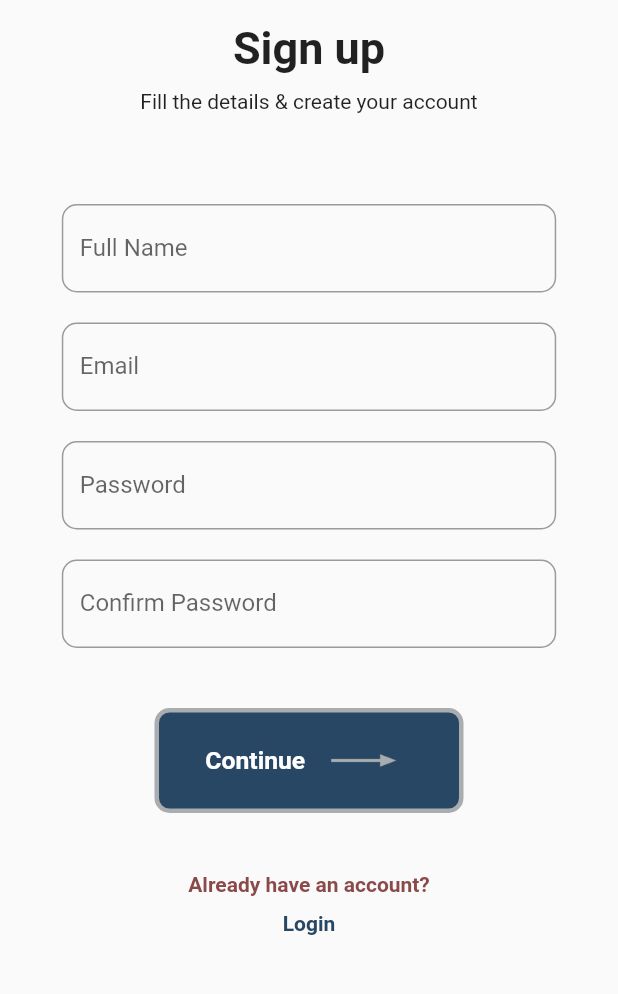
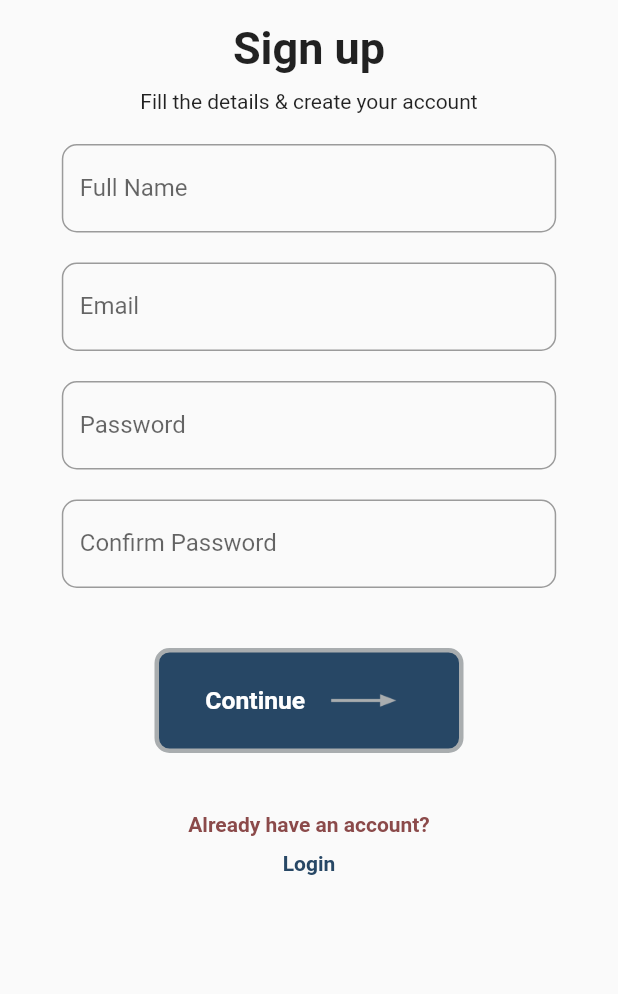
Before and after one commit to danielonettey/workload_mobile_app, a Flutter app: the SignupPage screen opened directly, on a phone screen of 412 x 824 dp, the part 128-1122 px from its top. Run offline on Flutter 3.47's test engine with Material 2 defaults, Android fonts, the phone set to English and light mode, and no system bars.

Commit message:
Semi initial commit

```diff
--- a/lib/signup.dart
+++ b/lib/signup.dart
@@ -11,6 +11,8 @@ class _SignupPageState extends State<SignupPage> {
   Widget build(BuildContext context) {
     final width = MediaQuery.of(context).size.width;
     final height = MediaQuery.of(context).size.height;
+
+    //Text field controllers
     TextEditingController fullname = TextEditingController();
     TextEditingController email = TextEditingController();
     TextEditingController password1 = TextEditingController();
@@ -58,68 +60,16 @@ class _SignupPageState extends State<SignupPage> {
                     child: Text('Fill the details & create your account'),
                     padding: EdgeInsets.only(top: 10.0)
                   ),
-                  Container(
-                    width: width * 0.8,
-                    padding: EdgeInsets.only(top:60.0),
-                    child: TextField(
-                      controller: fullname,
-                      decoration: InputDecoration(
-                      labelText: 'Full Name',
-                      hintText: 'eg. Kofi Osei',
-                      border: OutlineInputBorder(
-                      borderRadius: BorderRadius.circular(10.0))
-                    ),
-                      keyboardType: TextInputType.text,
-                    ),
-                  ),
-                  Container(
-                    width: width * 0.8,
-                    padding: EdgeInsets.only(top:20.0),
-                    child: TextField(
-                      controller: email,
-                      decoration: InputDecoration(
-                      labelText: 'Email',
-                      hintText: 'eg. kofiosei@gmail.com',
-                      border: OutlineInputBorder(
-                      borderRadius: BorderRadius.circular(10.0))
-                    ),
-                      keyboardType: TextInputType.text,
-                    ),
-                  ),
-                  Container(
-                    width: width * 0.8,
-                    padding: EdgeInsets.only(top:20.0),
-                    child: TextField(
-                      controller: password1,
-                      decoration: InputDecoration(
-                      labelText: 'Password',
-                      hintText: 'eg. Kofi Osei',
-                      border: OutlineInputBorder(
-                      borderRadius: BorderRadius.circular(10.0))
-                    ),
-                      keyboardType: TextInputType.text,
-                    ),
-                  ),
-                  Container(
-                    width: width * 0.8,
-                    padding: EdgeInsets.only(top:20.0, bottom: 40.0),
-                    child: TextField(
-                      controller: password2,
-                      decoration: InputDecoration(
-                      labelText: 'Confirm Password',
-                      hintText: 'eg. Kofi Osei',
-                      border: OutlineInputBorder(
-                      borderRadius: BorderRadius.circular(10.0))
-                    ),
-                      keyboardType: TextInputType.text,
-                    ),
-                  ),
+                  WelcomeTextField(controller: email,hint: 'eg. Kofi Osei',text: 'Full Name'),
+                  WelcomeTextField(controller: email,hint: 'eg. kofiosei@gmail.com',text: 'Email'),
+                  WelcomeTextField(controller: password1,hint: 'eg. Kofi Osei',text: 'Password'),
+                  WelcomeTextField(controller: password2,hint: 'eg. Kofi Osei',text: 'Confirm Password'),
                   Container(
                     width: width * 0.5,
 
                     alignment: Alignment.center,
                     padding: EdgeInsets.symmetric(horizontal: width * 0.075),
-                    margin: EdgeInsets.only(left: width * 0.05, right: width * 0.05),
+                    margin: EdgeInsets.only(left: width * 0.05, right: width * 0.05, top: 40),
                     decoration: BoxDecoration(
                         border: Border.all(
                             color: Color(0xffA9ADAF),
@@ -186,3 +136,36 @@ class _SignupPageState extends State<SignupPage> {
     );
   }
 }
+
+
+class WelcomeTextField extends StatefulWidget {
+  final String text;
+  final String hint;
+  final controller;
+
+  const WelcomeTextField({Key key, this.text, this.hint, this.controller}) : super(key: key);
+  @override
+  _WelcomeTextFieldState createState() => _WelcomeTextFieldState();
+}
+
+class _WelcomeTextFieldState extends State<WelcomeTextField> {
+  @override
+  Widget build(BuildContext context) {
+    final width = MediaQuery.of(context).size.width;
+    final height = MediaQuery.of(context).size.height;
+    return Container(
+      width: width * 0.8,
+      padding: EdgeInsets.only(top:20.0),
+      child: TextField(
+        controller: widget.controller,
+        decoration: InputDecoration(
+            labelText: widget.text,
+            hintText: widget.hint,
+            border: OutlineInputBorder(
+                borderRadius: BorderRadius.circular(10.0))
+        ),
+        keyboardType: TextInputType.text,
+      ),
+    );
+  }
+}
```
